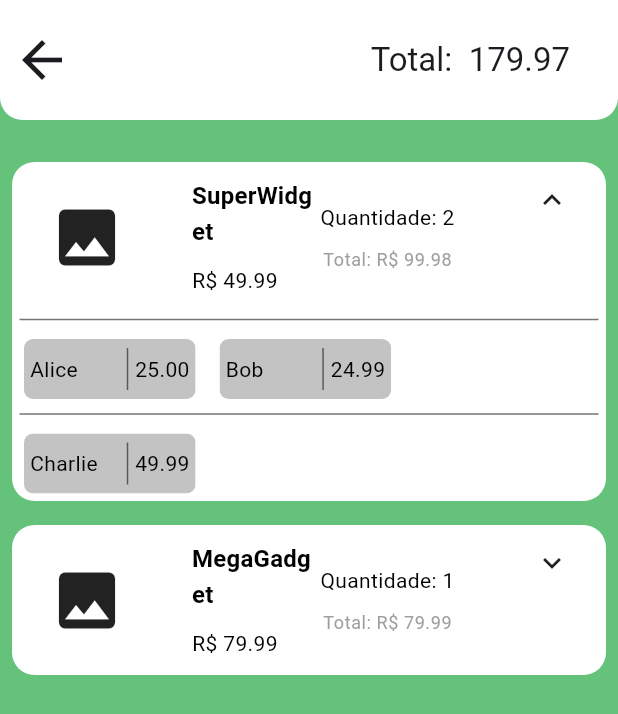
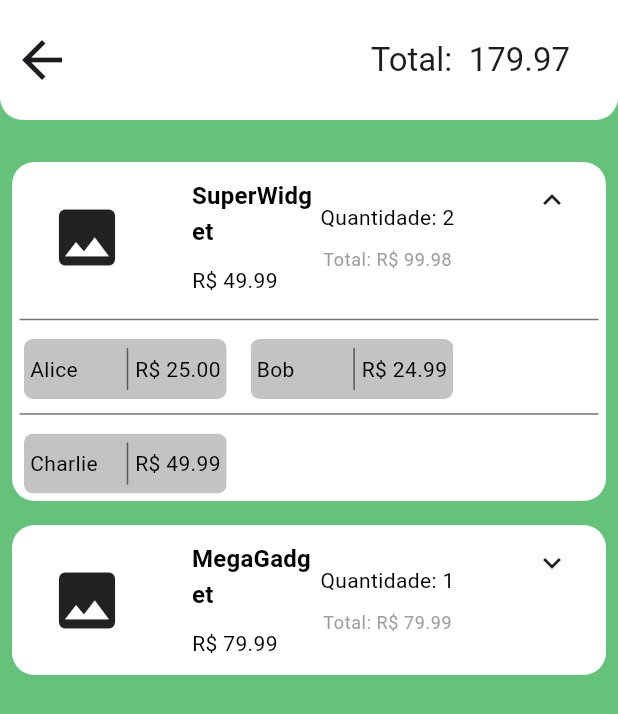
Before and after one commit to LuisAugusto0/Vamo-Rachar, a Flutter app: the HistoricoDetails screen opened directly with empty values, after a tap on "SuperWidget", on a phone screen of 412 x 824 dp. Shown: the top 714 px of the screen. Run offline on Flutter 3.47's test engine with Material 3 defaults, Android fonts, the light colour scheme and no system bars; our stand-ins replace animated_custom_dropdown, sqflite; accounts and stored records are empty.

Commit message:
Tela de detalhes de historico finalizada. History detail screen finished

```diff
--- a/lib/historico_detalhes.dart
+++ b/lib/historico_detalhes.dart
@@ -3,13 +3,12 @@ import 'package:vamorachar_telacadastro/widgets/navigation_helper.dart';
 import 'extractor/product_purchase_history_extractor.dart';
 import 'package:intl/intl.dart';
 
-
+ProductPurchaseHistory productPurchaseHistory = defaultProductPurchaseHistory;
 
 class HistoricoDetails extends StatelessWidget {
-  HistoricoDetails({required this.id, super.key});
+  const HistoricoDetails({required this.id, super.key});
   final int id;
 
-  ProductPurchaseHistory productPurchaseHistory = defaultProductPurchaseHistory;
   @override
   Widget build(BuildContext context) {
     return Scaffold(
@@ -78,7 +77,7 @@ class Body extends StatelessWidget {
 
     return Padding(
         padding: const EdgeInsets.symmetric(vertical: 16.0),
-        child: Expanded(child: ProductPurchasesViewer(data: data))
+        child: ProductPurchasesViewer(data: data)
     );
 
 
@@ -128,91 +127,6 @@ class ProductPurchasesViewer extends StatelessWidget {
 }
 
 
-class ProductTiles extends StatelessWidget {
-  const ProductTiles({
-    required this.product,
-    required this.totalSpendings,
-    super.key
-  });
-
-  final Product product;
-  final double totalSpendings;
-
-
-  Widget defaultImage() {
-    return const Icon (
-        Icons.image_rounded,
-        size: 100
-    );
-  }
-
-  Widget getImage(String? image) {
-    if (image == null || image == "") {
-      return defaultImage();
-    }
-
-    if (image.startsWith("http")) {
-      return Image.network(
-        image,
-        width: 100,
-        height: 100,
-        fit: BoxFit.cover,
-        errorBuilder: (context, error, stackTrace) {
-          return defaultImage();
-        },
-      );
-    } else {
-      return Image.asset(
-        image,
-        width: 100,
-        height: 100,
-        fit: BoxFit.cover,
-        errorBuilder: (context, error, stackTrace) {
-          return defaultImage();
-        },
-      );
-    }
-  }
-
-  @override
-  Widget build(BuildContext context) {
-    return Card(
-      elevation: 4.0,
-      margin: const EdgeInsets.symmetric(horizontal: 8.0, vertical: 4.0),
-      child: SizedBox(
-        height: 120.0, // Increase height to fit the image
-        child: ListTile(
-          leading: getImage(product.image),
-          trailing: Icon(
-            Icons.expand_less,
-          ),
-          title: Text(
-            product.name,
-            style: const TextStyle(
-              fontSize: 18.0,
-              fontWeight: FontWeight.bold,
-            ),
-          ),
-          subtitle: Text(
-            "Gasto total: R\$ ${totalSpendings.toStringAsFixed(2)}",
-            style: const TextStyle(
-              fontSize: 16.0,
-            ),
-          ),
-          onTap: () {
-            print("Participant ${product.name} tapped");
-          },
-        ),
-      ),
-    );
-  }
-
-}
-
-
-
-
-
 
 class ProductTile extends StatefulWidget {
   const ProductTile({
@@ -226,6 +140,7 @@ class ProductTile extends StatefulWidget {
 
 
   @override
+  // ignore: library_private_types_in_public_api
   _ProductTile createState() => _ProductTile();
 }
 
@@ -269,13 +184,7 @@ class _ProductTile extends State<ProductTile> {
 
 
   Widget buildWidgetLayout(BuildContext context) {
-    return Padding(
-        padding: const EdgeInsets.only(
-            right: 8.0, left: 8.0, top: 12.0, bottom: 4.0
-        ),
-        child: ClipRRect (
-          borderRadius: BorderRadius.circular(15.0),
-          child: Material(
+    return Material(
       color: Colors.white,
       child: InkWell(
         onTap: () => {
@@ -294,14 +203,20 @@ class _ProductTile extends State<ProductTile> {
           ],
         )      ,
       ),
-        )
-      )
   );
   }
 
   @override
   Widget build(BuildContext context) {
-    return buildWidgetLayout(context);
+    return Padding(
+      padding: const EdgeInsets.only(
+          right: 8.0, left: 8.0, top: 12.0, bottom: 4.0
+      ),
+      child: ClipRRect (
+        borderRadius: BorderRadius.circular(15.0),
+        child: buildWidgetLayout(context)
+      )
+    );
   }
 }
 
@@ -363,6 +278,110 @@ class ProductTileImage extends StatelessWidget {
   }
 }
 
+
+
+
+class InstanceTile extends StatelessWidget {
+  const InstanceTile({
+    required this.instances,
+    required this.totalPrice,
+    super.key
+  });
+
+  final List<ProductInstances> instances;
+  final double totalPrice;
+
+
+  // The participant list rendering function
+  Widget getInstanceList(List<ProductInstances> instances) {
+    return ListView(
+      shrinkWrap: true,
+      physics: const NeverScrollableScrollPhysics(),
+      scrollDirection: Axis.vertical,
+      children: instances.map((instance) {
+        return Column(
+            crossAxisAlignment: CrossAxisAlignment.start,
+            children: [
+              const Padding( // Horizontal divider
+                  padding: EdgeInsets.symmetric(horizontal: 5),
+                  child: Divider(
+                    color: Colors.black54,
+                    thickness: 1,
+                    height: 10,
+                  )
+              ),
+              Padding(
+                  padding: const EdgeInsets.only(top: 8, bottom: 5),
+                  child: getInstanceTile(instance),
+              )
+
+            ],
+        );
+      }).toList(),
+
+
+    );
+  }
+
+  Widget getInstanceTile(ProductInstances instance) {
+    return SizedBox(
+      height: 40,
+      child:
+        ListView(
+          shrinkWrap: true,
+          physics: const NeverScrollableScrollPhysics(),
+          scrollDirection: Axis.horizontal,
+          children: instance.contributions.map((contribution) {
+            return Padding(
+              padding: const EdgeInsets.symmetric(horizontal: 8.0),
+              child: contributionNamePair(contribution),
+            );
+          }).toList(),
+        )
+    );
+  }
+
+  Widget contributionNamePair(Contributions contribution) {
+    return ClipRRect(
+      borderRadius: BorderRadius.circular(6),
+      child: Container(
+        padding: const EdgeInsets.symmetric(horizontal: 4),
+        color: const Color.fromARGB(255, 195,195,195),
+        child: Row(
+          mainAxisSize: MainAxisSize.min,
+          children: [
+            ConstrainedBox(
+                constraints: const BoxConstraints(minWidth: 60),
+                child: Text(contribution.participant.name),
+            ),
+
+            const Padding(
+              padding: EdgeInsets.symmetric(vertical: 6),
+              child: VerticalDivider (
+                color: Colors.black54,  // Color of the divider
+                thickness: 1,           // Thickness of the divider
+                width: 10,              // Space around the divider
+              ),
+            ),
+
+            Text("R\$ ${contribution.contribution.toStringAsFixed(2)}"),
+          ],
+        )
+      )
+    );
+  }
+
+  @override
+  Widget build(BuildContext context) {
+    return  Column(
+        children: [
+          getInstanceList(instances)
+        ]
+    );
+  }
+}
+
+
 class ProductTileDescription extends StatelessWidget {
   const ProductTileDescription({
     required this.product,
@@ -404,7 +423,7 @@ class ProductTileDescription extends StatelessWidget {
             ),
 
             Padding(
-              padding: EdgeInsets.only(right: 25.0),
+                padding: const EdgeInsets.only(right: 25.0),
                 child: Column(
                   children: [
                     Text(
@@ -429,106 +448,3 @@ class ProductTileDescription extends StatelessWidget {
     );
   }
 }
-
-
-
-
-class InstanceTile extends StatelessWidget {
-  const InstanceTile({
-    required this.instances,
-    required this.totalPrice,
-    super.key
-  });
-
-  final List<ProductInstances> instances;
-  final double totalPrice;
-
-
-  // The participant list rendering function
-  Widget getInstanceList(List<ProductInstances> instances) {
-    return Column(
-      children: [
-        ListView(
-          shrinkWrap: true, // Prevent ListView from taking infinite space
-          physics: const NeverScrollableScrollPhysics(),  // Prevent ListView from scrolling itself
-          scrollDirection: Axis.vertical,  // Horizontal scrolling
-          children: instances.map((instance) {
-            return Column(
-                crossAxisAlignment: CrossAxisAlignment.start,
-                children: [
-                  const Padding(
-                      padding: EdgeInsets.symmetric(horizontal: 5),
-                      child: Divider(
-                        color: Colors.black54,
-                        thickness: 1,
-                        height: 10, // Adjust for spacing above/below the divider
-                      )
-                  ),
-                  Padding(
-                      padding: const EdgeInsets.only(top: 8, bottom: 5),
-                      child: getInstanceTile(instance),
-                  )
-
-                ],
-            );
-          }).toList(),
-        )
-      ],
-    );
-  }
-
-  Widget getInstanceTile(ProductInstances instance) {
-    return SizedBox(
-        height: 40,
-        child:
-            ListView(
-              shrinkWrap: true, // Prevent ListView from taking infinite space
-              physics: const NeverScrollableScrollPhysics(),  // Prevent ListView from scrolling itself
-              scrollDirection: Axis.horizontal,  // Horizontal scrolling
-              children: instance.contributions.map((contribution) {
-                return Padding(
-                  padding: const EdgeInsets.symmetric(horizontal: 8.0),
-                  child: contributionNamePair(contribution),
-                );
-              }).toList(),
-            )
-
-
-    );
-  }
-
-  Widget contributionNamePair(Contributions contribution) {
-    return ClipRRect(
-      borderRadius: BorderRadius.circular(6),
-      child: Container(
-        padding: const EdgeInsets.symmetric(horizontal: 4),
-        color: const Color.fromARGB(255, 195,195,195),
-        child: Row(
-          mainAxisSize: MainAxisSize.min,
-          children: [
-            ConstrainedBox(
-                constraints: const BoxConstraints(minWidth: 60),
-                child: Text(contribution.participant.name),
-            ),
-
-            const Padding(
-              padding: EdgeInsets.symmetric(vertical: 6),
-              child: VerticalDivider (
-                color: Colors.black54,  // Color of the divider
-                thickness: 1,           // Thickness of the divider
-                width: 10,              // Space around the divider
-              ),
-            ),
-
-            Text(contribution.contribution.toStringAsFixed(2)),
-          ],
-        )
-      )
-    );
-  }
-
-  @override
-  Widget build(BuildContext context) {
-    return getInstanceList(instances);
-  }
-}
```
Lines whose indentation alone changed are shown as unchanged.
